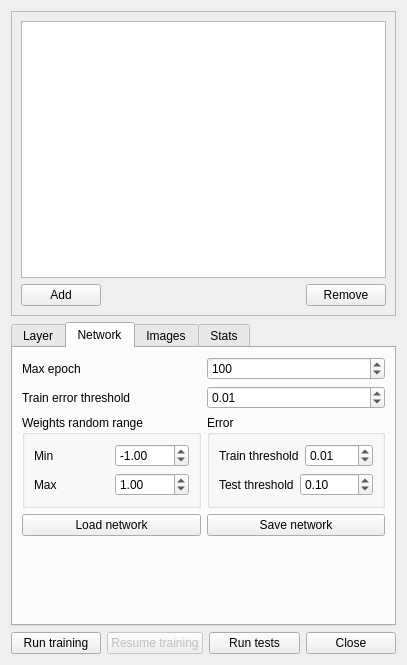
This is Plugins/PerceptronNeuralNetworkView/mainform.ui in kee-reel/PLAG as Qt 5 draws it before an edit. The edited form follows.
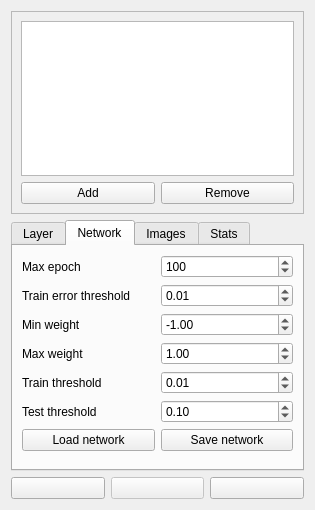
This is the edited form. The open tabs and pages were chosen to show the change. Icons and pictures are not drawn. Custom widgets are drawn as their Qt base class.

What changed in the file:
```diff
--- a/Plugins/PerceptronNeuralNetworkView/mainform.ui
+++ b/Plugins/PerceptronNeuralNetworkView/mainform.ui
@@ -6,14 +6,20 @@
    <rect>
     <x>0</x>
     <y>0</y>
-    <width>407</width>
-    <height>665</height>
+    <width>315</width>
+    <height>510</height>
    </rect>
   </property>
+  <property name="sizePolicy">
+   <sizepolicy hsizetype="Preferred" vsizetype="Preferred">
+    <horstretch>0</horstretch>
+    <verstretch>0</verstretch>
+   </sizepolicy>
+  </property>
   <property name="windowTitle">
    <string>Form</string>
   </property>
-  <layout class="QVBoxLayout" name="verticalLayout_8">
+  <layout class="QVBoxLayout" name="verticalLayout_4">
    <item>
     <widget class="QFrame" name="frame">
      <property name="frameShape">
@@ -24,7 +30,14 @@
      </property>
      <layout class="QVBoxLayout" name="verticalLayout_3">
       <item>
-       <widget class="QListView" name="listView"/>
+       <widget class="QListView" name="listView">
+        <property name="sizePolicy">
+         <sizepolicy hsizetype="Preferred" vsizetype="Preferred">
+          <horstretch>0</horstretch>
+          <verstretch>0</verstretch>
+         </sizepolicy>
+        </property>
+       </widget>
       </item>
       <item>
        <layout class="QHBoxLayout" name="horizontalLayout_3">
@@ -35,19 +48,6 @@
           </property>
          </widget>
         </item>
-        <item>
-         <spacer name="horizontalSpacer">
-          <property name="orientation">
-           <enum>Qt::Horizontal</enum>
-          </property>
-          <property name="sizeHint" stdset="0">
-           <size>
-            <width>40</width>
-            <height>20</height>
-           </size>
-          </property>
-         </spacer>
-        </item>
         <item>
          <widget class="QPushButton" name="buttonRemove">
           <property name="text">
@@ -62,6 +62,12 @@
    </item>
    <item>
     <widget class="QTabWidget" name="tabWidget">
+     <property name="sizePolicy">
+      <sizepolicy hsizetype="Preferred" vsizetype="Preferred">
+       <horstretch>0</horstretch>
+       <verstretch>0</verstretch>
+      </sizepolicy>
+     </property>
      <property name="tabShape">
       <enum>QTabWidget::Rounded</enum>
      </property>
@@ -282,14 +288,6 @@
         </layout>
        </item>
        <item>
-        <layout class="QHBoxLayout" name="horizontalLayout_18">
-         <item>
-          <widget class="QGroupBox" name="groupBox">
-           <property name="title">
-            <string>Weights random range</string>
-           </property>
-           <layout class="QVBoxLayout" name="verticalLayout">
-            <item>
              <layout class="QHBoxLayout" name="horizontalLayout_10">
               <item>
                <widget class="QLabel" name="label_10">
@@ -300,7 +298,7 @@
                  </size>
                 </property>
                 <property name="text">
-                 <string>Min</string>
+            <string>Min weight</string>
                 </property>
                </widget>
               </item>
@@ -330,7 +328,7 @@
                  </size>
                 </property>
                 <property name="text">
-                 <string>Max</string>
+            <string>Max weight</string>
                 </property>
                </widget>
               </item>
@@ -352,15 +350,6 @@
               </item>
              </layout>
             </item>
-           </layout>
-          </widget>
-         </item>
-         <item>
-          <widget class="QGroupBox" name="groupBox_2">
-           <property name="title">
-            <string>Error</string>
-           </property>
-           <layout class="QVBoxLayout" name="verticalLayout_6">
             <item>
              <layout class="QHBoxLayout" name="horizontalLayout_4">
               <item>
@@ -427,11 +416,6 @@
               </item>
              </layout>
             </item>
-           </layout>
-          </widget>
-         </item>
-        </layout>
-       </item>
        <item>
         <layout class="QHBoxLayout" name="horizontalLayout_15">
          <item>
@@ -569,7 +553,7 @@
       <attribute name="title">
        <string>Stats</string>
       </attribute>
-      <layout class="QVBoxLayout" name="verticalLayout_10">
+      <layout class="QVBoxLayout" name="verticalLayout_8">
        <item>
         <widget class="QCustomPlot" name="customPlot" native="true">
          <property name="sizePolicy">
@@ -695,8 +679,15 @@
     <layout class="QHBoxLayout" name="horizontalLayout_2">
      <item>
       <widget class="QPushButton" name="buttonRunTrain">
-       <property name="text">
-        <string>Run training</string>
+       <property name="icon">
+        <iconset resource="res.qrc">
+         <normaloff>:/Res/ic_replay_black_24dp.png</normaloff>:/Res/ic_replay_black_24dp.png</iconset>
+       </property>
+       <property name="iconSize">
+        <size>
+         <width>48</width>
+         <height>48</height>
+        </size>
        </property>
       </widget>
      </item>
@@ -705,22 +696,29 @@
        <property name="enabled">
         <bool>false</bool>
        </property>
-       <property name="text">
-        <string>Resume training</string>
+       <property name="icon">
+        <iconset resource="res.qrc">
+         <normaloff>:/Res/ic_play_circle_outline_black_24dp.png</normaloff>:/Res/ic_play_circle_outline_black_24dp.png</iconset>
        </property>
-      </widget>
-     </item>
-     <item>
-      <widget class="QPushButton" name="buttonRunTest">
-       <property name="text">
-        <string>Run tests</string>
+       <property name="iconSize">
+        <size>
+         <width>48</width>
+         <height>48</height>
+        </size>
        </property>
       </widget>
      </item>
      <item>
       <widget class="QPushButton" name="buttonClose">
-       <property name="text">
-        <string>Close</string>
+       <property name="icon">
+        <iconset resource="res.qrc">
+         <normaloff>:/Res/ic_cancel_black_24dp.png</normaloff>:/Res/ic_cancel_black_24dp.png</iconset>
+       </property>
+       <property name="iconSize">
+        <size>
+         <width>48</width>
+         <height>48</height>
+        </size>
        </property>
       </widget>
      </item>
```
Left out of the diff: 38 changed lines with no effect on the pictures. Lines whose indentation alone changed are shown as unchanged.
